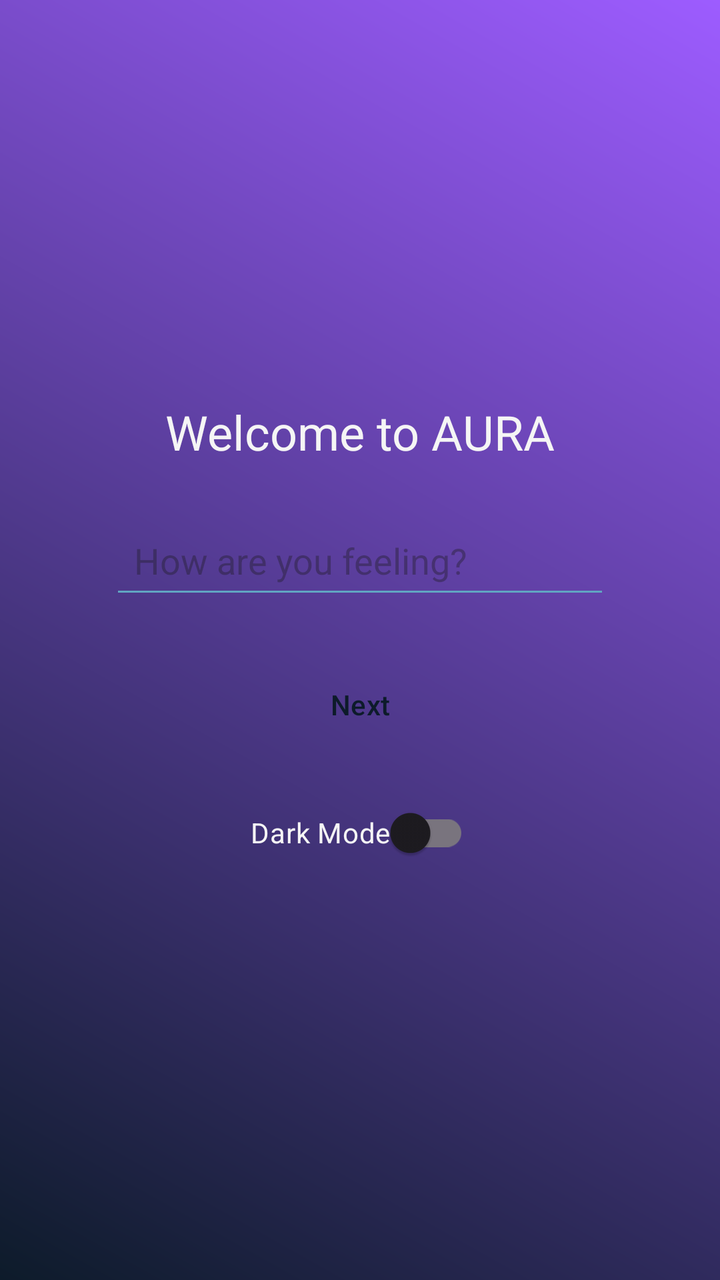
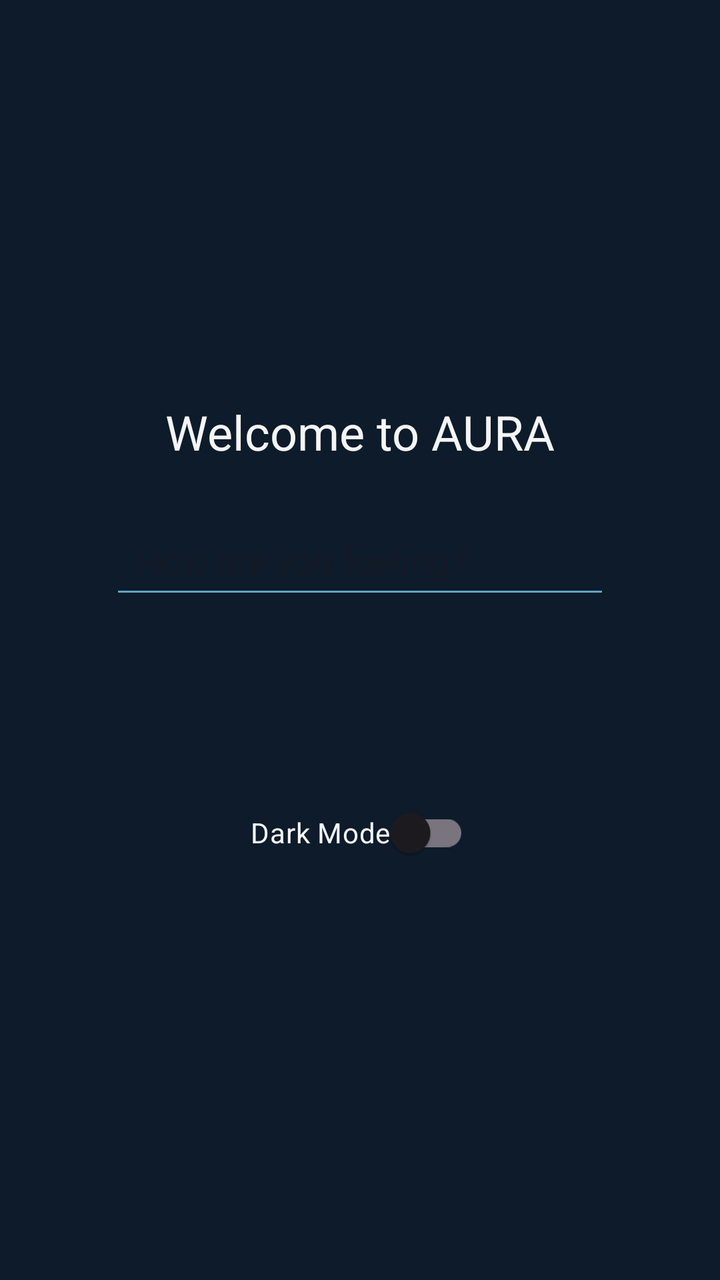

The first picture is an Android layout as it rendered before a commit; the second is the same layout after the commit. The layout source and the unified diff follow.
<!-- AndroidManifest.xml: application theme Theme.AURORA -->
<!-- res/layout/activity_home.xml -->
<?xml version="1.0" encoding="utf-8"?>
<LinearLayout
    xmlns:android="http://schemas.android.com/apk/res/android"
    android:id="@+id/homeLayout"
    android:orientation="vertical"
    android:gravity="center"
    android:layout_width="match_parent"
    android:layout_height="match_parent"
    android:background="@drawable/aurora_gradient_dark">

    <TextView
        android:id="@+id/homeTitle"
        android:layout_width="wrap_content"
        android:layout_height="wrap_content"
        android:text="Welcome to AURA"
        android:textSize="24sp"
        android:textColor="@color/soft_white"
        android:layout_marginBottom="24dp"/>

    <EditText
        android:id="@+id/moodInput"
        android:hint="How are you feeling?"
        android:layout_width="250dp"
        android:layout_height="wrap_content"
        android:textColor="@color/soft_white"
        android:backgroundTint="@color/sky_blue"
        android:padding="12dp"/>

    <Button
        android:id="@+id/nextButton"
        android:layout_width="wrap_content"
        android:layout_height="wrap_content"
        style="@style/AuroraButton.Light"
        android:text="Next"
        android:layout_marginTop="24dp"/>

    <com.google.android.material.switchmaterial.SwitchMaterial
        android:id="@+id/themeSwitch"
        android:layout_width="wrap_content"
        android:layout_height="wrap_content"
        android:layout_gravity="center_horizontal"
        android:layout_marginTop="16dp"
        android:text="Dark Mode"
        android:textColor="@color/soft_white" />

</LinearLayout>
<!-- resources referenced by this layout -->
<resources>
  <color name="sky_blue">#61A5C2</color>
  <color name="soft_white">#F5F5F5</color>
  <!-- drawable aurora_gradient_dark (drawable) -->
  <?xml version="1.0" encoding="utf-8"?>
  <shape xmlns:android="http://schemas.android.com/apk/res/android"
      android:shape="rectangle">
  
      <gradient
          android:startColor="@color/deep_night_blue"
          android:endColor="@color/violet_glow"
          android:angle="45"
          android:type="linear" />
  
  </shape>
  <style name="AuroraButton.Light" parent="Widget.Material3.Button">
          <item name="android:backgroundTint">@color/aurora_green</item>
          <item name="android:textColor">@color/deep_night_blue</item>
          <item name="cornerRadius">24dp</item>
      </style>
  <style name="Theme.AURORA" parent="Base.Theme.AURORA" />
  <color name="deep_night_blue">#0D1B2A</color>
  <color name="violet_glow">#9D5CFF</color>
  <color name="aurora_green">#3DDC97</color>
  <style name="Base.Theme.AURORA" parent="Theme.Material3.DayNight.NoActionBar">
          
          <item name="android:colorBackground">@color/deep_night_blue</item>
          <item name="android:textColor">@color/soft_white</item>
          <item name="colorPrimary">@color/aurora_green</item>
          <item name="colorSecondary">@color/violet_glow</item>
      </style>
</resources>

<!-- the commit's change to res/layout/activity_home.xml (unified diff, before → after) -->
@@ -5,8 +5,7 @@
     android:orientation="vertical"
     android:gravity="center"
     android:layout_width="match_parent"
-    android:layout_height="match_parent"
-    android:background="@drawable/aurora_gradient_dark">
+    android:layout_height="match_parent">
 
     <TextView
         android:id="@+id/homeTitle"
<!-- resource entries referenced after the edit -->
@@ -2,27 +2,14 @@
 <resources>
   <color name="sky_blue">#61A5C2</color>
   <color name="soft_white">#F5F5F5</color>
-  <!-- drawable aurora_gradient_dark (drawable) -->
-  <?xml version="1.0" encoding="utf-8"?>
-  <shape xmlns:android="http://schemas.android.com/apk/res/android"
-      android:shape="rectangle">
-  
-      <gradient
-          android:startColor="@color/deep_night_blue"
-          android:endColor="@color/violet_glow"
-          android:angle="45"
-          android:type="linear" />
-  
-  </shape>
   <style name="AuroraButton.Light" parent="Widget.Material3.Button">
           <item name="android:backgroundTint">@color/aurora_green</item>
           <item name="android:textColor">@color/deep_night_blue</item>
           <item name="cornerRadius">24dp</item>
       </style>
   <style name="Theme.AURORA" parent="Base.Theme.AURORA" />
+  <color name="aurora_green">#3DDC97</color>
   <color name="deep_night_blue">#0D1B2A</color>
-  <color name="violet_glow">#9D5CFF</color>
-  <color name="aurora_green">#3DDC97</color>
   <style name="Base.Theme.AURORA" parent="Theme.Material3.DayNight.NoActionBar">
           
           <item name="android:colorBackground">@color/deep_night_blue</item>
@@ -30,5 +17,6 @@
           <item name="colorPrimary">@color/aurora_green</item>
           <item name="colorSecondary">@color/violet_glow</item>
       </style>
+  <color name="violet_glow">#9D5CFF</color>
 </resources>
 
